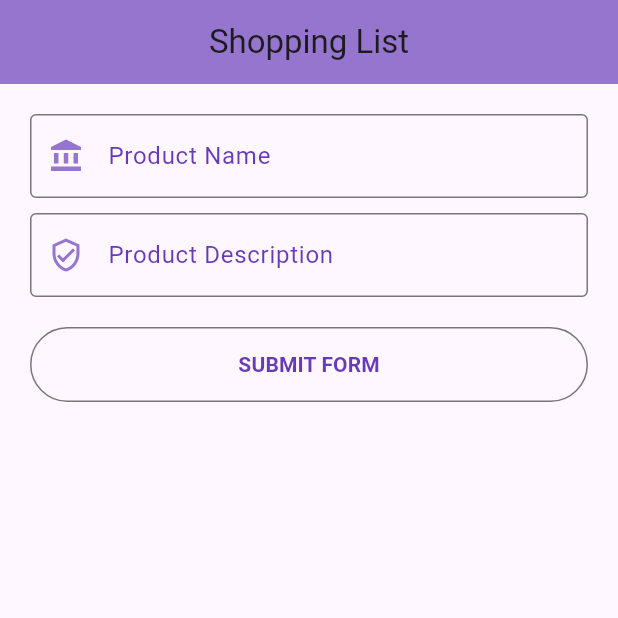
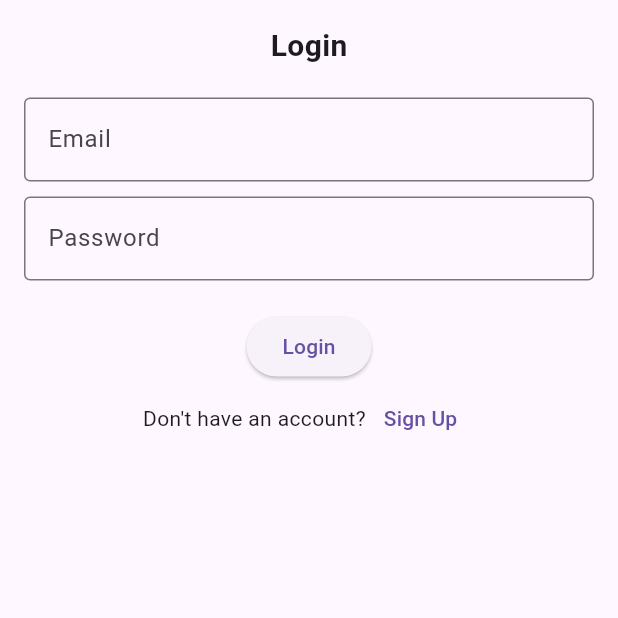
Before and after one commit to faiza-rahman/cs8803-sampleapp, a Flutter app: the screen it shows after launch, on a phone screen of 412 x 824 dp, the top half of it. Run offline on Flutter 3.47's test engine with Material 3 defaults, Android fonts, the phone set to English and light mode, and no system bars; our stand-ins replace delightful_toast, firebase_analytics, firebase_auth, firebase_core, get_it; accounts and stored records are empty.

Commit message:
added auth, only works in chrome

```diff
--- /dev/null
+++ b/lib/consts.dart
@@ -0,0 +1 @@
+final RegExp EMAIL_REGEX = RegExp(r'^[\w-\.]+@([\w-]+\.)+[\w-]{2,4}$');
--- a/lib/main.dart
+++ b/lib/main.dart
@@ -1,18 +1,45 @@
+import 'package:firebase_analytics/firebase_analytics.dart';
 import 'package:flutter/material.dart';
-import 'form.dart';
+import 'package:get_it/get_it.dart';
+import 'package:sample_app/pages/login_page.dart';
+import 'package:sample_app/services/auth_service.dart';
+import 'package:sample_app/services/navigation_service.dart';
+import 'package:sample_app/utils.dart';
+import 'pages/form.dart';
 
-// ignore: prefer_const_constructors
-void main() => runApp(MyApp());
+void main() async {
+  await setup();
+  runApp(
+    MyApp()
+  );
+}
+
+Future<void> setup() async {
+  WidgetsFlutterBinding.ensureInitialized();
+  await setupFirebase();
+  await registerService();
+}
 
 class MyApp extends StatelessWidget {
-  const MyApp({Key? key}) : super(key: key);
+  final GetIt _getIt = GetIt.instance;
+
+  late NavigationService _navigationService;
+  late AuthService _authService;
+
+  MyApp({super.key}) {
+    _navigationService = _getIt.get<NavigationService>();
+    _authService = _getIt.get<AuthService>();
+  }
 
   @override
   Widget build(BuildContext context) {
-    return const MaterialApp(
-      title: '3.2 Flutter Push Pop',
+    return MaterialApp(
+      navigatorKey: _navigationService.navigatorKey,
+      title: 'Shopping List',
+      debugShowCheckedModeBanner: false,
       themeMode: ThemeMode.system,
-      home: MyForm(),
+      initialRoute: _authService.user != null ? "/home" : "/login",
+      routes: _navigationService.routes,
     );
   }
 }
--- /dev/null
+++ b/lib/pages/login_page.dart
@@ -0,0 +1,123 @@
+import 'package:flutter/material.dart';
+import 'package:get_it/get_it.dart';
+import 'package:sample_app/services/auth_service.dart';
+import 'package:sample_app/services/navigation_service.dart';
+
+class LoginPage extends StatefulWidget {
+  const LoginPage({super.key});
+
+  @override
+  State<LoginPage> createState() => _LoginPageState();
+}
+
+class _LoginPageState extends State<LoginPage> {
+  final GetIt _getIt = GetIt.instance;
+
+  final GlobalKey<FormState> _loginFormKey = GlobalKey();
+  final RegExp _emailRegExp = RegExp(r'^[\w-\.]+@([\w-]+\.)+[\w-]{2,4}$');
+  final bool obscureText = true;
+  String? email, password;
+
+  late AuthService _authService;
+  late NavigationService _navigationService;
+
+  @override
+  void initState() {
+    super.initState();
+    _authService = _getIt.get<AuthService>();
+    _navigationService = _getIt.get<NavigationService>();
+  }
+
+  @override
+  Widget build(BuildContext context) {
+    return Scaffold(
+      body: _buildUI(),
+    );
+  }
+
+  Widget _buildUI() {
+    return SafeArea(
+      child: Padding(
+        padding: const EdgeInsets.all(16.0),
+        child: Form(
+          key: _loginFormKey,
+          child: Column(
+            children: [
+              const Text('Login', style: TextStyle(fontSize: 20, fontWeight: FontWeight.bold)),
+              const SizedBox(height: 20),
+              TextFormField(
+                validator: (value) {
+                  if (value != null && _emailRegExp.hasMatch(value)) {
+                    return null;
+                  }
+                  return 'Enter a valid email';
+                },
+                decoration: const InputDecoration(
+                  hintText: 'Email',
+                  border: OutlineInputBorder(),
+                ),
+                onSaved: (value) {
+                  setState(() {
+                    email = value;
+                  });
+                }
+              ),
+              const SizedBox(height: 10),
+              TextFormField(
+                obscureText: obscureText,
+                validator: (value) {
+                  if (value != null && value.length >= 6) {
+                    return null;
+                  }
+                  return 'Enter a valid password';
+                },
+                decoration: const InputDecoration(
+                  hintText: 'Password',
+                  border: OutlineInputBorder(),
+                ),
+                onSaved: (value) {
+                  setState(() {
+                    password = value;
+                  });
+                }
+              ),
+              const SizedBox(height: 20),
+              ElevatedButton(
+                onPressed: () async {
+                  if (_loginFormKey.currentState?.validate() ?? false) {
+                    _loginFormKey.currentState?.save();
+                    print('Email: $email, Password: $password'); // Debug print
+                    bool result = await _authService.login(email!, password!);
+                    print('Login result: $result'); // Debug print
+
+                    if (result) {
+                      print('Navigating to home'); // Debug print
+                      _navigationService.pushReplacementNamed('/home');
+                    } else {
+                      print('Login failed'); // Debug print
+                    }
+                  }
+                },
+                child: const Text('Login'),
+              ),
+              _createAnAccountLink(),
+            ],
+          ),
+        ),
+      ),
+    );
+  }
+}
+
+Widget _createAnAccountLink() {
+  return Row(
+    mainAxisAlignment: MainAxisAlignment.center,
+    children: [
+      const Text('Don\'t have an account?'),
+      TextButton(
+        onPressed: () {},
+        child: const Text('Sign Up'),
+      ),
+    ],
+  );
+}
--- /dev/null
+++ b/lib/services/auth_service.dart
@@ -0,0 +1,48 @@
+import 'package:firebase_auth/firebase_auth.dart';
+
+class AuthService {
+  final FirebaseAuth _firebaseAuth = FirebaseAuth.instance;
+
+  User? _user;
+
+  User? get user {
+    return _user;
+  }
+
+  AuthService() {
+    _firebaseAuth.authStateChanges().listen(authStateChangesStreamListener);
+  }
+
+  Future<bool> login(String email, String password) async {
+    try {
+      final credential = await _firebaseAuth.signInWithEmailAndPassword(email: email, password: password);
+      if (credential.user != null) {
+        _user = credential.user;
+        return true;
+      }
+    } catch (e) {
+      print(e);
+    }
+    return false;
+  }
+
+  Future<bool> logOut() async {
+   try {
+     await _firebaseAuth.signOut();
+     return true;
+   } catch (e) {
+     print(e);
+   }
+   return false;
+  }
+
+  void authStateChangesStreamListener(User? user) {
+    if (user != null) {
+      _user = user;
+    }
+    else {
+      _user = null;
+    }
+  }
+
+}
--- /dev/null
+++ b/lib/services/navigation_service.dart
@@ -0,0 +1,32 @@
+import 'package:flutter/material.dart';
+import 'package:sample_app/pages/form.dart';
+import 'package:sample_app/pages/login_page.dart';
+
+class NavigationService {
+  late GlobalKey<NavigatorState> _navigatorKey;
+
+  final Map<String, Widget Function(BuildContext)> _routes = {
+    "/login": (context) => const LoginPage(),
+    "/home": (context) => const MyForm(),
+  };
+
+  GlobalKey<NavigatorState> get navigatorKey => _navigatorKey;
+
+  Map<String, Widget Function(BuildContext)> get routes => _routes;
+
+  NavigationService() {
+    _navigatorKey = GlobalKey<NavigatorState>();
+  }
+
+  void pushNamed(String routeName) {
+    _navigatorKey.currentState?.pushNamed(routeName);
+  }
+
+  void pushReplacementNamed(String routeName) {
+    _navigatorKey.currentState?.pushReplacementNamed(routeName);
+  }
+
+  void goBack() {
+    return _navigatorKey.currentState?.pop();
+  }
+}
```
Also changed, not shown: lib/pages/form.dart (renamed from lib/form.dart, +28 -1 lines), lib/services/alert_service.dart (added, +23 -0 lines), lib/utils.dart (added, +21 -0 lines), pubspec.yaml (+15 -3 lines), firebase.json (added), lib/firebase_options.dart (added), lib/pages/details.dart (renamed from lib/details.dart), pubspec.lock, 18 other files.
